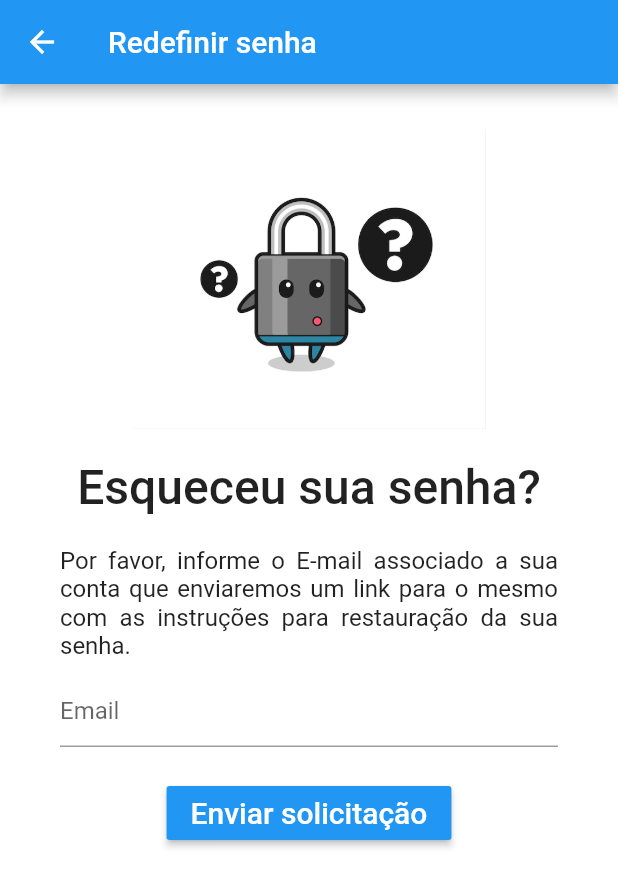
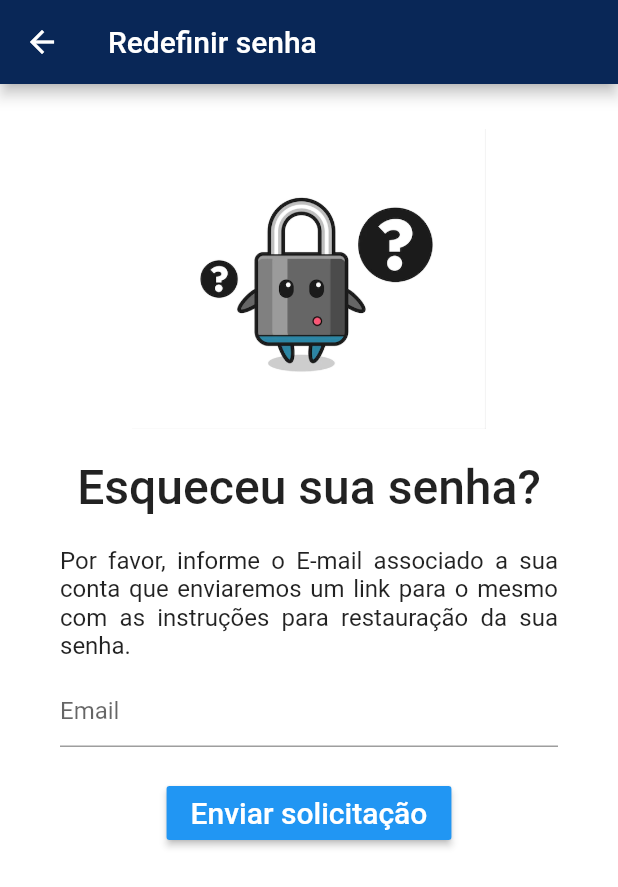
Before and after one commit to matheusneriss/aplicativo-boletim, a Flutter app: the ResetScreen screen opened by its route, on a phone screen of 412 x 824 dp. Shown: the top 887 px of the screen. Run offline on Flutter 3.47's test engine with Material 2 defaults, Android fonts, the phone set to English and light mode, and no system bars; our stand-ins replace cloud_firestore, firebase_auth, firebase_core, firebase_storage, image_picker, mask_text_input_formatter; accounts and stored records are empty.

Commit message:
ajustes layout recuperacao de senha

```diff
--- a/lib/telas/Recuperar_senha.dart
+++ b/lib/telas/Recuperar_senha.dart
@@ -16,7 +16,9 @@ class _ResetScreenState extends State<ResetScreen> {
   Widget build(BuildContext context) {
     return Scaffold(
       appBar: AppBar(
-        title: Text('Redefinir senha'),),
+        title: Text('Redefinir senha'),
+        backgroundColor: Color(0xFF092757),
+      ),
       body: Container(
         padding: EdgeInsets.only(
           top: 30,
@@ -107,7 +109,7 @@ class _ResetScreenState extends State<ResetScreen> {
                                     "Ok",
                                     style: TextStyle(color: Colors.white),
                                   ),
-                                  color: const Color(0xFF1BC0C5),
+                                  color: const Color(0xFF092757),
                                 ),
                               )
                             ],
```
